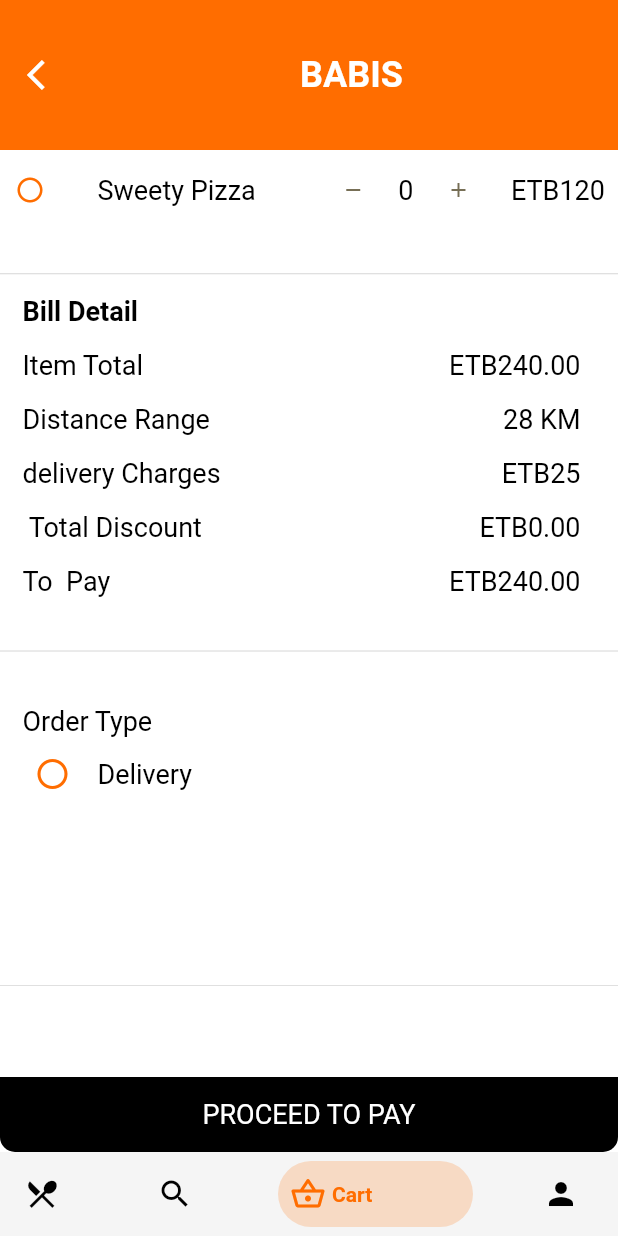
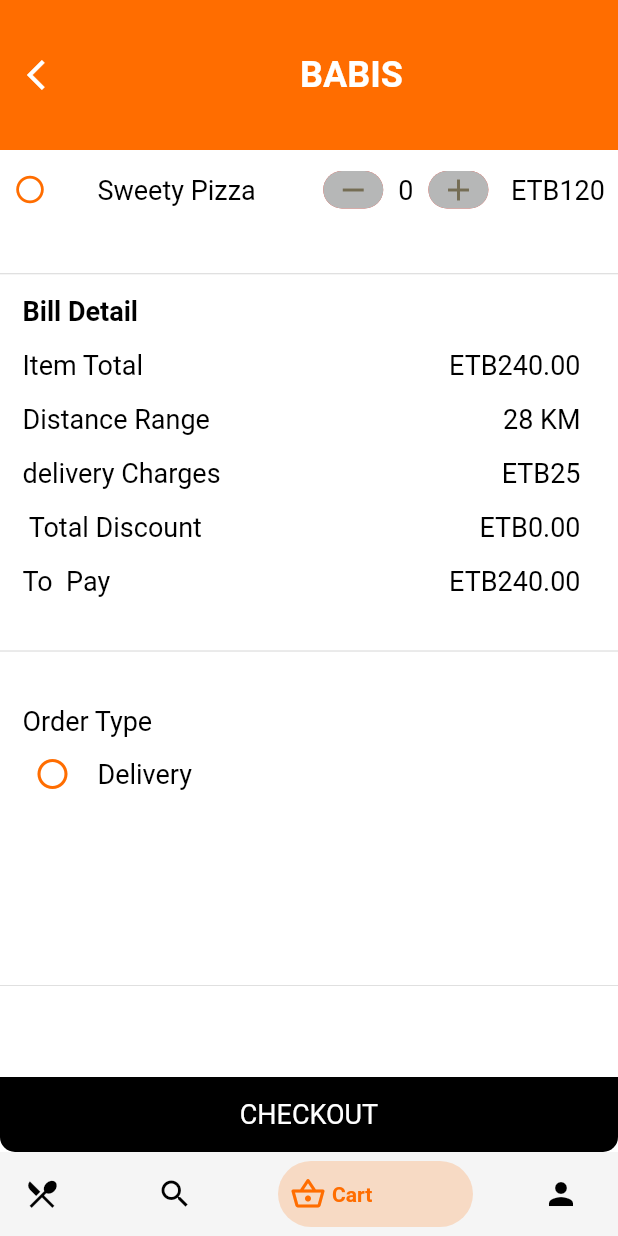
Before and after one commit to Teddydesta/gebeta-app, a Flutter app: the screen it shows after launch, swiped to page 3, on a phone screen of 412 x 824 dp. Run offline on Flutter 3.47's test engine with Material 2 defaults, Android fonts, the phone set to English and light mode, and no system bars; drawn by our look-alikes of bottom_navy_bar; our stand-ins replace font_awesome_flutter, get, google_fonts, google_maps_flutter.

Commit message:
minor change

```diff
--- a/lib/screens/customer/cartScreen/BasketScreen.dart
+++ b/lib/screens/customer/cartScreen/BasketScreen.dart
@@ -64,12 +64,14 @@ class BasketScreen extends StatelessWidget {
             ),
 
             Row(
-              children: const [
+              children:  [
                 CustomIcon(
                     icon: Icons.circle_outlined,
                     backgroundColor: Colors.white,
-                    iconSize: 20,
-                    iconColor: AppColors.orange),
+
+                    iconSize: 22,
+                    iconColor: AppColors.orange
+                    ),
                 SizedBox(
                   width: 25,
                 ),
@@ -77,9 +79,17 @@ class BasketScreen extends StatelessWidget {
                 SizedBox(
                   width: 45,
                 ),
-                CustomIcon(
-                  icon: Icons.remove,
-                  backgroundColor: Colors.white,
+                Container(
+                  height: 25,
+                  decoration: BoxDecoration(
+                    color: Colors.red,
+                    borderRadius: BorderRadius.circular(35),
+                  ),
+                  child: CustomIcon(
+                    icon: Icons.remove,
+                    backgroundColor: AppColors.placeholder,
+                    iconSize: 24,
+                  ),
                 ),
                 SizedBox(
                   width: 10,
@@ -88,9 +98,17 @@ class BasketScreen extends StatelessWidget {
                 SizedBox(
                   width: 10,
                 ),
-                CustomIcon(
-                  icon: Icons.add,
-                  backgroundColor: Colors.white,
+                Container(
+                  height: 25,
+                  decoration: BoxDecoration(
+                    color: Colors.red,
+                    borderRadius: BorderRadius.circular(35),),
+                  child: CustomIcon(
+                    icon: Icons.add,
+                    backgroundColor: AppColors.placeholder,
+
+                    iconSize: 24,
+                  ),
                 ),
                 SizedBox(
                   width: 15,
@@ -218,7 +236,7 @@ class BasketScreen extends StatelessWidget {
               child:
               Container(
                 child: Center(
-                  child: CustomText(text: "PROCEED TO PAY",color: Colors.white,),
+                  child: CustomText(text: "CHECKOUT",color: Colors.white,),
 
                 ),
                 height: 50,
```
Also changed, not shown: lib/screens/customer/profile_screen/profile_screen.dart (+8 -1 lines), lib/screens/restaurant/Category/CategoryPage.dart (+32 -7 lines), lib/screens/restaurant/Products/ListProducts.dart (+39 -24 lines).
